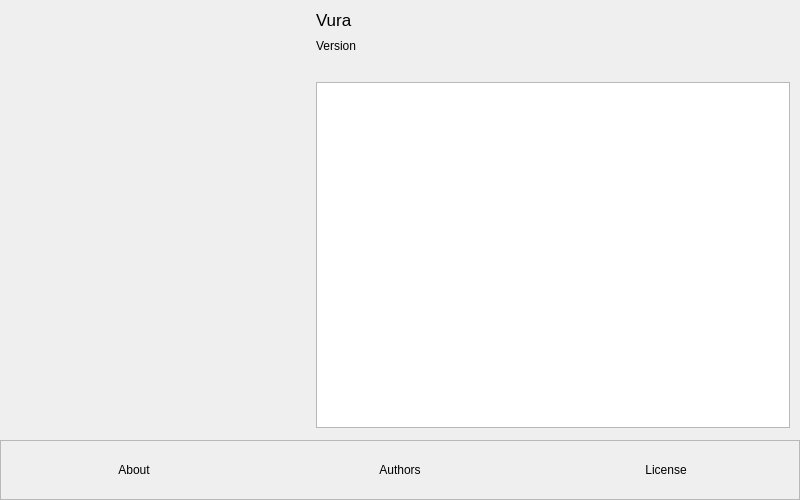
Above: src/forms/about.ui from Hale-Software/Vura before the change. Below: the same form after it.
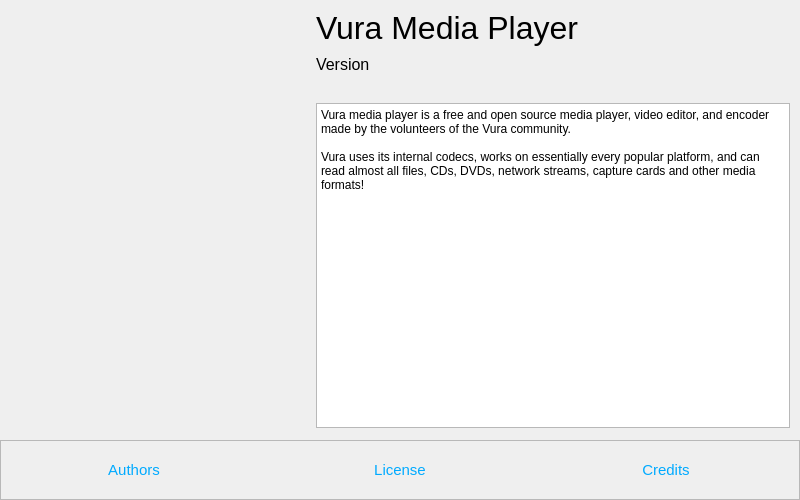
That is the form after the change. Icons and pictures are not drawn. Custom widgets are drawn as their Qt base class.

Commit message: Updated about dialog

```diff
--- a/src/forms/about.ui
+++ b/src/forms/about.ui
@@ -80,16 +80,22 @@
         <widget class="QLabel" name="name">
          <property name="font">
           <font>
-           <pointsize>13</pointsize>
+           <pointsize>24</pointsize>
+           <fontweight>DemiBold</fontweight>
           </font>
          </property>
          <property name="text">
-          <string>Vura</string>
+          <string>Vura Media Player</string>
          </property>
         </widget>
        </item>
        <item>
         <widget class="QLabel" name="version">
+         <property name="font">
+          <font>
+           <pointsize>12</pointsize>
+          </font>
+         </property>
          <property name="text">
           <string>Version</string>
          </property>
@@ -113,6 +119,18 @@
        </item>
        <item>
         <widget class="QTextBrowser" name="textBrowser">
+         <property name="html">
+          <string>&lt;!DOCTYPE HTML PUBLIC &quot;-//W3C//DTD HTML 4.0//EN&quot; &quot;http://www.w3.org/TR/REC-html40/strict.dtd&quot;&gt;
+&lt;html&gt;&lt;head&gt;&lt;meta name=&quot;qrichtext&quot; content=&quot;1&quot; /&gt;&lt;meta charset=&quot;utf-8&quot; /&gt;&lt;style type=&quot;text/css&quot;&gt;
+p, li { white-space: pre-wrap; }
+hr { height: 1px; border-width: 0; }
+li.unchecked::marker { content: &quot;\2610&quot;; }
+li.checked::marker { content: &quot;\2612&quot;; }
+&lt;/style&gt;&lt;/head&gt;&lt;body style=&quot; font-family:'Segoe UI'; font-size:9pt; font-weight:400; font-style:normal;&quot;&gt;
+&lt;p style=&quot; margin-top:0px; margin-bottom:0px; margin-left:0px; margin-right:0px; -qt-block-indent:0; text-indent:0px;&quot;&gt;Vura media player is a free and open source media player, video editor, and encoder made by the volunteers of the Vura community.&lt;/p&gt;
+&lt;p style=&quot;-qt-paragraph-type:empty; margin-top:0px; margin-bottom:0px; margin-left:0px; margin-right:0px; -qt-block-indent:0; text-indent:0px;&quot;&gt;&lt;br /&gt;&lt;/p&gt;
+&lt;p style=&quot; margin-top:0px; margin-bottom:0px; margin-left:0px; margin-right:0px; -qt-block-indent:0; text-indent:0px;&quot;&gt;Vura uses its internal codecs, works on essentially every popular platform, and can read almost all files, CDs, DVDs, network streams, capture cards and other media formats!&lt;/p&gt;&lt;/body&gt;&lt;/html&gt;</string>
+         </property>
          <property name="openExternalLinks">
           <bool>true</bool>
          </property>
@@ -152,18 +170,19 @@
       <property name="bottomMargin">
        <number>0</number>
       </property>
-      <item>
-       <widget class="ClickableLabel" name="about">
-        <property name="text">
-         <string>About</string>
-        </property>
-        <property name="alignment">
-         <set>Qt::AlignmentFlag::AlignCenter</set>
-        </property>
-       </widget>
-      </item>
       <item>
        <widget class="ClickableLabel" name="authors">
+        <property name="font">
+         <font>
+          <pointsize>11</pointsize>
+         </font>
+        </property>
+        <property name="cursor">
+         <cursorShape>PointingHandCursor</cursorShape>
+        </property>
+        <property name="styleSheet">
+         <string notr="true">color: rgb(0, 170, 255);</string>
+        </property>
         <property name="text">
          <string>Authors</string>
         </property>
@@ -174,6 +193,17 @@
       </item>
       <item>
        <widget class="ClickableLabel" name="license">
+        <property name="font">
+         <font>
+          <pointsize>11</pointsize>
+         </font>
+        </property>
+        <property name="cursor">
+         <cursorShape>PointingHandCursor</cursorShape>
+        </property>
+        <property name="styleSheet">
+         <string notr="true">color: rgb(0, 170, 255);</string>
+        </property>
         <property name="text">
          <string>License</string>
         </property>
@@ -182,6 +212,27 @@
         </property>
        </widget>
       </item>
+      <item>
+       <widget class="ClickableLabel" name="credits">
+        <property name="font">
+         <font>
+          <pointsize>11</pointsize>
+         </font>
+        </property>
+        <property name="cursor">
+         <cursorShape>PointingHandCursor</cursorShape>
+        </property>
+        <property name="styleSheet">
+         <string notr="true">color: rgb(0, 170, 255);</string>
+        </property>
+        <property name="text">
+         <string>Credits</string>
+        </property>
+        <property name="alignment">
+         <set>Qt::AlignmentFlag::AlignCenter</set>
+        </property>
+       </widget>
+      </item>
      </layout>
     </widget>
    </item>
```
The commit also changes 2 other files.
